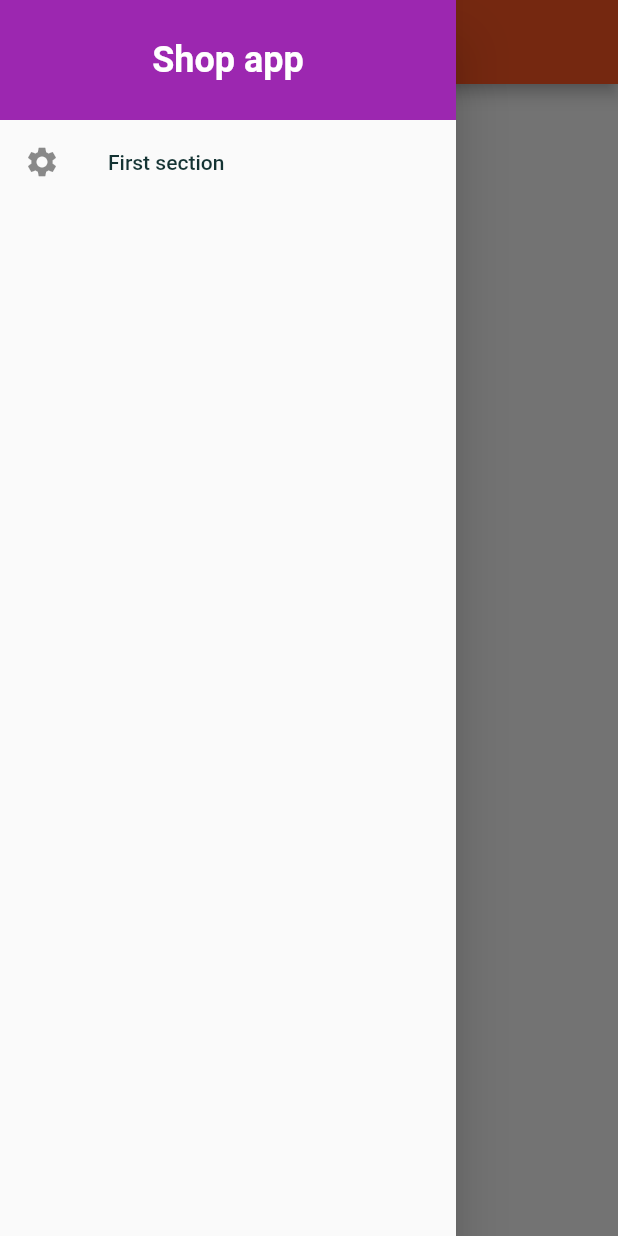
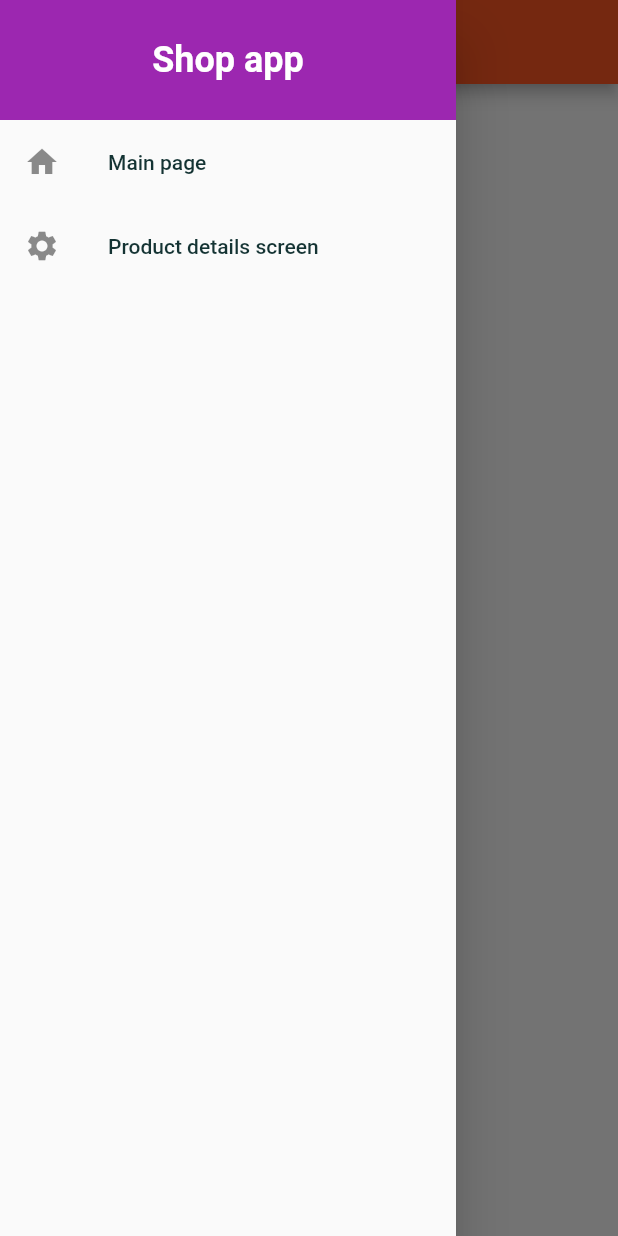
Before and after one commit to tommybarral/shop-app, a Flutter app: the ProductDetailScreen screen opened by its route, with the side drawer open, on a phone screen of 412 x 824 dp. Run offline on Flutter 3.47's test engine with Material 2 defaults, Android fonts, the phone set to English and light mode, and no system bars; network calls fail.

Commit message:
parsing data with ChangeNotifierProvider

```diff
--- a/lib/Models/product.dart
+++ b/lib/Models/product.dart
@@ -1,3 +1,4 @@
+
 class Product {
   final String id;
   final String title;
--- /dev/null
+++ b/lib/Providers/product_provider.dart
@@ -0,0 +1,43 @@
+import 'package:flutter/material.dart';
+import '../Models/product.dart';
+
+class ProductProvider with ChangeNotifier {
+  List<Product> _items = [
+    Product(
+      id: 'p1',
+      title: 'Red Shirt',
+      description: 'A red shirt - it is pretty red!',
+      price: 29.99,
+      imageUrl:
+      'https://cdn.pixabay.com/photo/2016/10/02/22/17/red-t-shirt-1710578_1280.jpg',
+    ),
+    Product(
+      id: 'p2',
+      title: 'Trousers',
+      description: 'A nice pair of trousers.',
+      price: 59.99,
+      imageUrl:
+      'https://upload.wikimedia.org/wikipedia/commons/thumb/e/e8/Trousers%2C_dress_%28AM_1960.022-8%29.jpg/512px-Trousers%2C_dress_%28AM_1960.022-8%29.jpg',
+    ),
+    Product(
+      id: 'p3',
+      title: 'Yellow Scarf',
+      description: 'Warm and cozy - exactly what you need for the winter.',
+      price: 19.99,
+      imageUrl:
+      'https://live.staticflickr.com/4043/4438260868_cc79b3369d_z.jpg',
+    ),
+    Product(
+      id: 'p4',
+      title: 'A Pan',
+      description: 'Prepare any meal you want.',
+      price: 49.99,
+      imageUrl:
+      'https://upload.wikimedia.org/wikipedia/commons/thumb/1/14/Cast-Iron-Pan.jpg/1024px-Cast-Iron-Pan.jpg',
+    ),
+  ];
+
+  List<Product> get items {
+    return [..._items];
+  }
+}
--- a/lib/Screens/product_detail_screen.dart
+++ b/lib/Screens/product_detail_screen.dart
@@ -1,5 +1,6 @@
 import 'package:flutter/material.dart';
-import 'package:shop_app/main_drawer.dart';
+import '../main_drawer.dart';
+
 
 class ProductDetailScreen extends StatelessWidget {
 
@@ -7,8 +8,9 @@ class ProductDetailScreen extends StatelessWidget {
 
   @override
   Widget build(BuildContext context) {
+
     return Scaffold(
-      appBar: AppBar(title: Text('name product'),),
+      appBar: AppBar(title: Text('name product'), centerTitle: true,),
       drawer: MainDrawer(),
       body: Center(child: Text('Product details here'),),
     );
--- a/lib/Widgets/product_item.dart
+++ b/lib/Widgets/product_item.dart
@@ -1,5 +1,4 @@
 import 'package:flutter/material.dart';
-import 'package:shop_app/Screens/product_detail_screen.dart';
 
 class ProductItem extends StatelessWidget {
 
--- a/lib/main_drawer.dart
+++ b/lib/main_drawer.dart
@@ -1,4 +1,6 @@
 import 'package:flutter/material.dart';
+import 'package:shop_app/Screens/product_detail_screen.dart';
+import 'package:shop_app/Screens/product_overview_screen.dart';
 
 class MainDrawer extends StatelessWidget {
 
@@ -16,14 +18,22 @@ class MainDrawer extends StatelessWidget {
               child: Text(
                 'Shop app',
                 style: TextStyle(fontSize: 24, fontWeight: FontWeight.bold, color: Colors.white),
-
               ),
             ),
           ),
           ListTile(
+            leading: Icon(Icons.home),
+            title: Text('Main page'),
+            onTap: () {
+              Navigator.of(context).pushNamed(ProductOverviewScreen.routeName);
+            },
+          ),
+          ListTile(
             leading: Icon(Icons.settings),
-            title: Text('First section'),
-            onTap: () {},
+            title: Text('Product details screen'),
+            onTap: () {
+              Navigator.of(context).pushNamed(ProductDetailScreen.routeName);
+            },
           ),
         ],
       ),
```
Also changed, not shown: lib/Screens/product_overview_screen.dart (+4 -51 lines), lib/Widgets/products_grid.dart (added, +30 -0 lines), lib/main.dart (+17 -4 lines), 1 other file.
